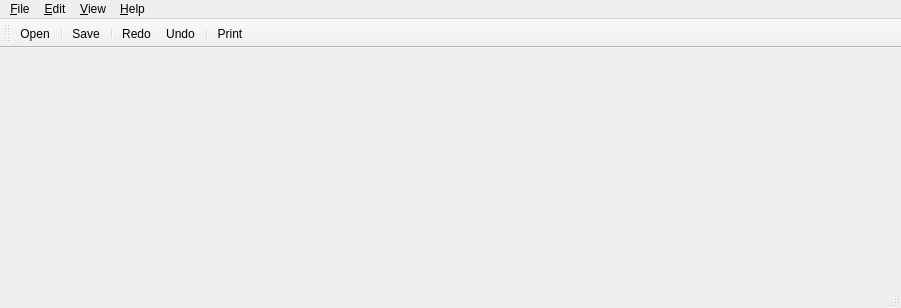
Before: the Qt Designer form res/designer/mainwindow.ui in tsalemink/neon, drawn with Qt 5.
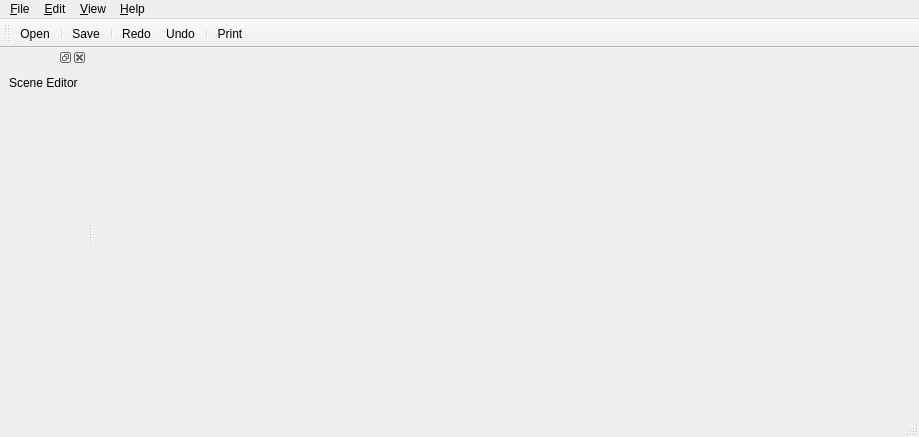
After: the same form once the commit is applied. Icons and pictures are not drawn. Custom widgets are drawn as their Qt base class.

Commit message: Add scene editor widget as a dockable widget.

```diff
--- a/res/designer/mainwindow.ui
+++ b/res/designer/mainwindow.ui
@@ -6,8 +6,8 @@
    <rect>
     <x>0</x>
     <y>0</y>
-    <width>901</width>
-    <height>308</height>
+    <width>919</width>
+    <height>437</height>
    </rect>
   </property>
   <property name="windowTitle">
@@ -19,18 +19,6 @@
   </property>
   <widget class="QWidget" name="centralwidget">
    <layout class="QHBoxLayout" name="horizontalLayout">
-    <property name="leftMargin">
-     <number>0</number>
-    </property>
-    <property name="topMargin">
-     <number>0</number>
-    </property>
-    <property name="rightMargin">
-     <number>0</number>
-    </property>
-    <property name="bottomMargin">
-     <number>0</number>
-    </property>
     <item>
      <widget class="QStackedWidget" name="viewStackedWidget"/>
     </item>
@@ -41,7 +29,7 @@
     <rect>
      <x>0</x>
      <y>0</y>
-     <width>901</width>
+     <width>919</width>
      <height>19</height>
     </rect>
    </property>
@@ -109,6 +97,32 @@
    <addaction name="separator"/>
    <addaction name="action_Print"/>
   </widget>
+  <widget class="QDockWidget" name="dockWidgetSceneEditor">
+   <attribute name="dockWidgetArea">
+    <number>1</number>
+   </attribute>
+   <widget class="QWidget" name="dockWidgetContents">
+    <layout class="QVBoxLayout" name="verticalLayout">
+     <item>
+      <widget class="QLabel" name="label">
+       <property name="text">
+        <string>Scene Editor</string>
+       </property>
+      </widget>
+     </item>
+     <item>
+      <widget class="SceneEditorWidget" name="widget" native="true">
+       <property name="sizePolicy">
+        <sizepolicy hsizetype="Preferred" vsizetype="Preferred">
+         <horstretch>0</horstretch>
+         <verstretch>1</verstretch>
+        </sizepolicy>
+       </property>
+      </widget>
+     </item>
+    </layout>
+   </widget>
+  </widget>
   <action name="action_Open">
    <property name="icon">
     <iconset resource="../icons.qrc">
@@ -196,6 +210,14 @@
    </property>
   </action>
  </widget>
+ <customwidgets>
+  <customwidget>
+   <class>SceneEditorWidget</class>
+   <extends>QWidget</extends>
+   <header>opencmiss/neon/ui/zincwidgets/sceneeditorwidget.h</header>
+   <container>1</container>
+  </customwidget>
+ </customwidgets>
  <resources>
   <include location="../icons.qrc"/>
  </resources>
```
Left out of the diff: 16 changed lines with no effect on the pictures. The commit also changes 11 other files.
